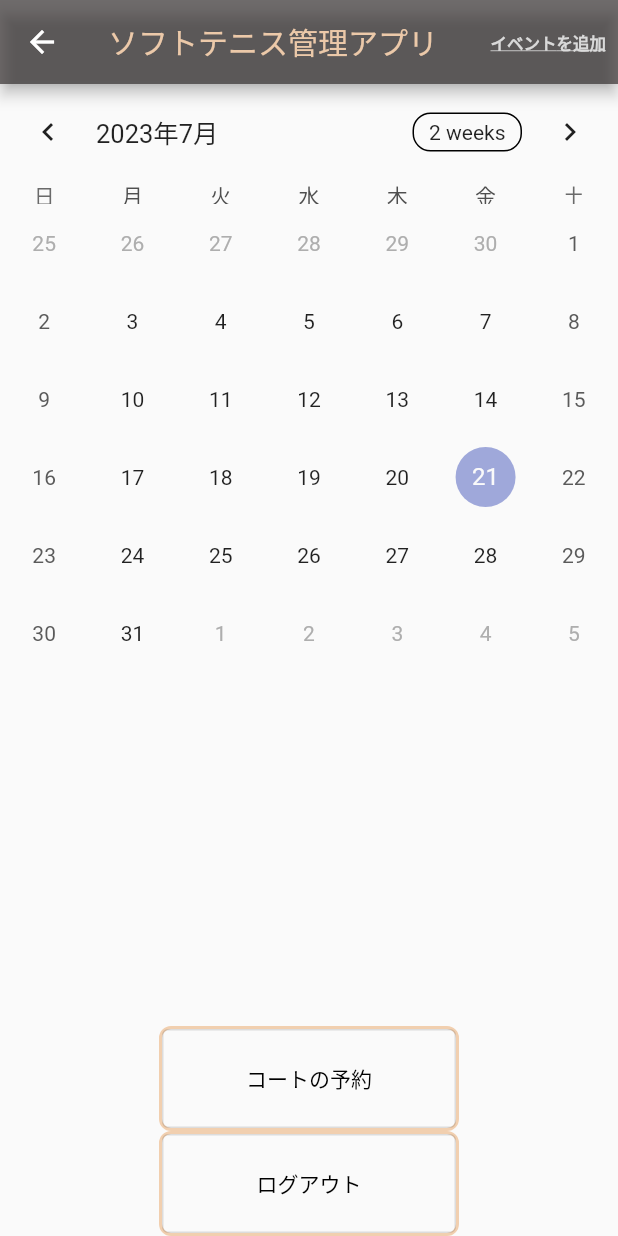
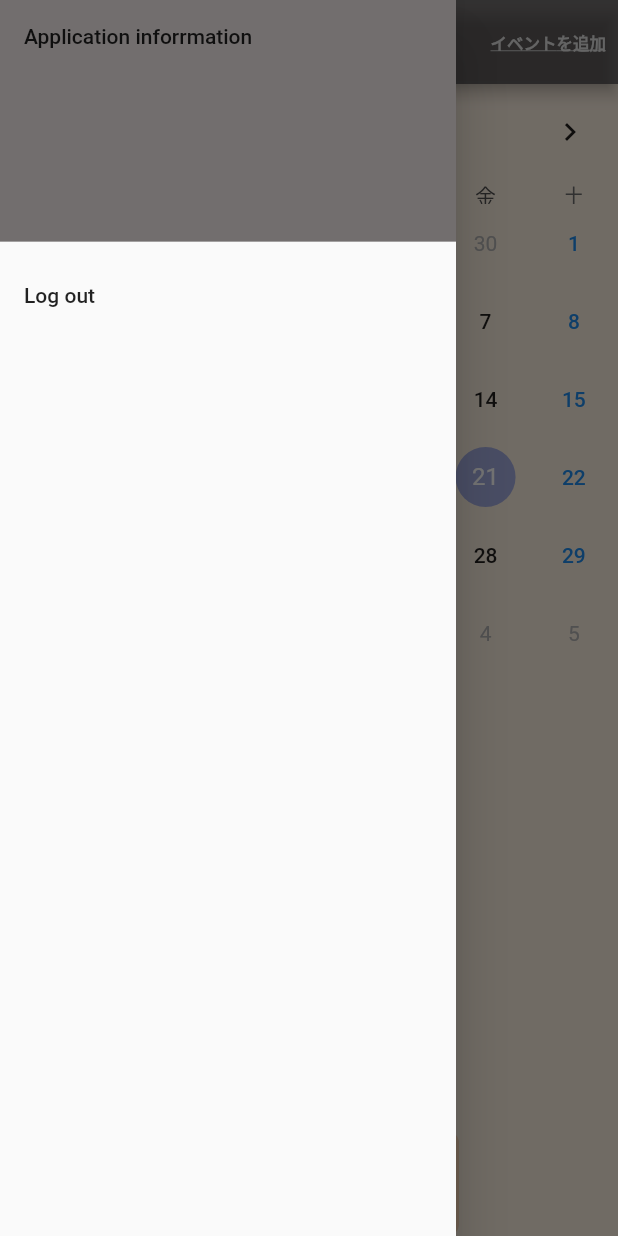
Before and after one commit to Harkii03/SoftTennis, a Flutter app: the HomePage screen opened directly, with the side drawer open (before the commit the screen has no drawer), on a phone screen of 412 x 824 dp. Run offline on Flutter 3.47's test engine with Material 2 defaults, Android fonts, the phone set to English and light mode, and no system bars; drawn by our look-alikes of table_calendar; our stand-ins replace cloud_firestore, firebase_auth, firebase_core, flutter_datetime_picker; missing offline and left inert: youtube_api; accounts and stored records are empty.

Commit message:
change backgroundcolor and add talendar function using firestore

```diff
--- a/tennis/lib/Screens/Home_page.dart
+++ b/tennis/lib/Screens/Home_page.dart
@@ -1,16 +1,18 @@
 import 'package:flutter/material.dart';
+import 'package:intl/intl.dart';
 import 'package:tennis/Login/Login_page.dart';
 import 'package:tennis/Screens/Event/Event_page.dart';
 
-import 'package:intl/intl.dart';
 import 'package:firebase_auth/firebase_auth.dart';
 import 'package:cloud_firestore/cloud_firestore.dart';
 import 'package:table_calendar/table_calendar.dart';
 import 'package:url_launcher/url_launcher.dart';
-import 'package:intl/date_symbol_data_local.dart';
 
 // 会津若松体育施設予約のURL
 final Uri _url = Uri.parse('https://reserve.city.aizuwakamatsu.fukushima.jp/');
+
+DateTime _focused = DateTime.now();
+DateTime? _selected;
 
 // 予約ページに遷移する処理
 Future<void> _launchUrl() async {
@@ -19,44 +21,6 @@ Future<void> _launchUrl() async {
   }
 }
 
-// カレンダーに表示するデータを格納するMapを作成
-Map<DateTime, List<String>> eventsMap = {};
-
-// イベントのデータをFirestoreから取得
-Future<Map<DateTime, List<String>>> getEventsFromFirestore() async {
-  try {
-    CollectionReference eventsCollection =
-        FirebaseFirestore.instance.collection('events');
-
-    // Firestoreからイベントのデータを取得
-    QuerySnapshot querySnapshot = await eventsCollection.get();
-
-    // Firestoreから取得したデータをMapに変換
-    querySnapshot.docs.forEach((document) {
-      // startDateフィールドがnullでないことを確認してからキャストする
-      if (document['startDate'] != null) {
-        DateTime eventDate = (document['startDate'] as Timestamp).toDate();
-        String eventName = document['eventName'];
-
-        // イベントの日付をキーとして、イベント名をリストに追加
-        if (eventsMap.containsKey(eventDate)) {
-          eventsMap[eventDate]?.add(eventName);
-        } else {
-          eventsMap[eventDate] = [eventName];
-        }
-      }
-    });
-
-    return eventsMap;
-  } catch (e) {
-    print('Error fetching events from Firestore: $e');
-    return {};
-  }
-}
-
-DateTime _focused = DateTime.now();
-DateTime? _selected;
-
 class HomePage extends StatefulWidget {
   const HomePage({super.key});
   @override
@@ -64,11 +28,52 @@ class HomePage extends StatefulWidget {
 }
 
 class _HomePage extends State<HomePage> {
-  // カレンダーに表示するイベントデータを保持する変数
   Map<DateTime, List<String>> _eventsData = {};
+  List<String> _selectedEvents = [];
 
-  // カレンダーで選択された日付のイベントデータを保持する変数
-  List<String> _selectedEvents = [];
+  // Function to fetch events data from Firestore
+  Future<void> _fetchEventsData() async {
+    try {
+      final QuerySnapshot snapshot =
+          await FirebaseFirestore.instance.collection('events').get();
+
+      Map<DateTime, List<String>> eventsData = {};
+
+      snapshot.docs.forEach((doc) {
+        DateTime eventDate = (doc['eventDate'] as Timestamp).toDate();
+        String eventName = doc['eventName'];
+
+        // Check if the eventDate already exists in the map
+        if (eventsData.containsKey(eventDate)) {
+          eventsData[eventDate]!.add(eventName);
+        } else {
+          eventsData[eventDate] = [eventName];
+          //print(eventsData[eventDate]);
+        }
+      });
+
+      setState(() {
+        _eventsData = eventsData;
+        _selectedEvents = _eventsData[_selected] ?? [];
+      });
+    } catch (e) {
+      print('Error fetching events data: $e');
+    }
+  }
+
+  Color _textColor(DateTime day) {
+    const _defaultTextColor = Colors.black87;
+
+    if (day.weekday == DateTime.sunday) {
+      return Colors.red;
+    }
+    if (day.weekday == DateTime.saturday) {
+      return Colors.blue[600]!;
+    }
+    return _defaultTextColor;
+  }
+
+  bool _isLoading = true;
 
   @override
   Widget build(BuildContext context) {
@@ -96,29 +101,25 @@ class _HomePage extends State<HomePage> {
           ),
         ],
       ),
-      body: Column(
+      body: Container(
+        color: const Color.fromARGB(196, 243, 228, 210),
+        child: Column(
           children: [
             // カレンダーウィジェット
-          FutureBuilder<Map<DateTime, List<String>>>(
-            future: getEventsFromFirestore(), // Firestoreからイベントデータを取得
-            builder: (context, snapshot) {
-              if (snapshot.connectionState == ConnectionState.waiting) {
-                // データ取得中の表示
-                return CircularProgressIndicator();
-              } else if (snapshot.hasError) {
-                // データ取得エラー時の表示
-                return Text('データの取得に失敗しました');
-              } else {
-                // データ取得成功時の表示
-                _eventsData = snapshot.data ?? {};
-
-                return TableCalendar(
+            // Show loading indicator while fetching data
+            _isLoading
+                ? CircularProgressIndicator()
+                : TableCalendar(
                     firstDay: DateTime.utc(2020, 4, 1),
                     lastDay: DateTime.utc(2025, 12, 31),
                     locale: 'ja_JP',
                     eventLoader: (date) {
+                      print(_eventsData);
                       return _eventsData[date] ?? [];
                     },
+                    headerStyle: const HeaderStyle(
+                      formatButtonVisible: false, // "2weeks" テキストを非表示にする
+                    ),
                     selectedDayPredicate: (day) {
                       return isSameDay(_selected, day);
                     },
@@ -132,10 +133,46 @@ class _HomePage extends State<HomePage> {
                       }
                     },
                     focusedDay: _focused,
+                    calendarBuilders: CalendarBuilders(
+                      // 日付セルのテキストスタイルをカスタマイズ
+                      defaultBuilder: (context, date, _) {
+                        return Container(
+                          margin: const EdgeInsets.all(4),
+                          alignment: Alignment.center,
+                          decoration: const BoxDecoration(
+                            shape: BoxShape.circle,
+                            color: Colors.transparent, // 背景を透明にする
+                          ),
+                          child: Text(
+                            '${date.day}',
+                            style: TextStyle(
+                              fontWeight: FontWeight.w500,
+                              color: _textColor(date), // _textColor 関数を適用
+                            ),
+                          ),
                         );
-              }
+                      },
+                      // 選択中の日付セルのテキストスタイルをカスタマイズ
+                      selectedBuilder: (context, date, _) {
+                        return Container(
+                          margin: const EdgeInsets.all(4),
+                          alignment: Alignment.center,
+                          decoration: BoxDecoration(
+                            shape: BoxShape.circle,
+                            color: Theme.of(context).primaryColor, // 選択時の背景色
+                          ),
+                          child: Text(
+                            '${date.day}',
+                            style: const TextStyle(
+                              fontWeight: FontWeight.w500,
+                              color: Colors.white, // 選択時のテキスト色
+                            ),
+                          ),
+                        );
                       },
                     ),
+                  ),
+
             // イベントリスト
             Expanded(
               child: ListView.builder(
@@ -153,7 +190,7 @@ class _HomePage extends State<HomePage> {
             Container(
               decoration: BoxDecoration(
                 border: Border.all(
-                color: Color.fromARGB(246, 241, 205, 172),
+                  color: const Color.fromARGB(246, 241, 205, 172),
                   width: 2,
                 ),
                 borderRadius: BorderRadius.circular(8),
@@ -161,36 +198,32 @@ class _HomePage extends State<HomePage> {
               width: 200,
               height: 70,
               child: OutlinedButton(
-              child: const Text('コートの予約'),
+                child: Text('コートの予約'),
                 style: OutlinedButton.styleFrom(
                   primary: Colors.black,
                 ),
                 onPressed: () {
                   // 予約ページに遷移する処理
-                // 'https://reserve.city.aizuwakamatsu.fukushima.jp/' に飛ぶ
                   _launchUrl();
                 },
               ),
             ),
-          Container(
-            decoration: BoxDecoration(
-              border: Border.all(
-                color: Color.fromARGB(246, 241, 205, 172),
-                width: 2,
+          ],
         ),
-              borderRadius: BorderRadius.circular(8),
       ),
-            width: 200,
-            height: 70,
-            child: OutlinedButton(
-              child: const Text('ログアウト'),
-              style: OutlinedButton.styleFrom(
-                primary: Colors.black,
+      drawer: Drawer(
+        child: ListView(
+          children: [
+            DrawerHeader(
+              decoration:
+                  BoxDecoration(color: const Color.fromARGB(173, 49, 44, 44)),
+              child: Text('Application inforrmation'),
             ),
-              onPressed: () async {
+            ListTile(
+              title: Text('Log out'),
+              onTap: () async {
                 // ログアウト処理
                 // 内部で保持しているログイン情報等が初期化される
-                // （現時点ではログアウト時はこの処理を呼び出せばOKと、思うぐらいで大丈夫です）
                 await FirebaseAuth.instance.signOut();
                 // ログイン画面に遷移＋チャット画面を破棄
                 await Navigator.of(context).pushReplacement(
@@ -200,9 +233,20 @@ class _HomePage extends State<HomePage> {
                 );
               },
             ),
+          ],
         ),
-        ],
       ),
     );
   }
+
+  @override
+  void initState() {
+    super.initState();
+    // Fetch events data when the widget is initialized
+    _fetchEventsData().then((_) {
+      setState(() {
+        _isLoading = false; // Set loading flag to false when data is fetched
+      });
+    });
   }
+}
```
Lines whose indentation alone changed are shown as unchanged.
